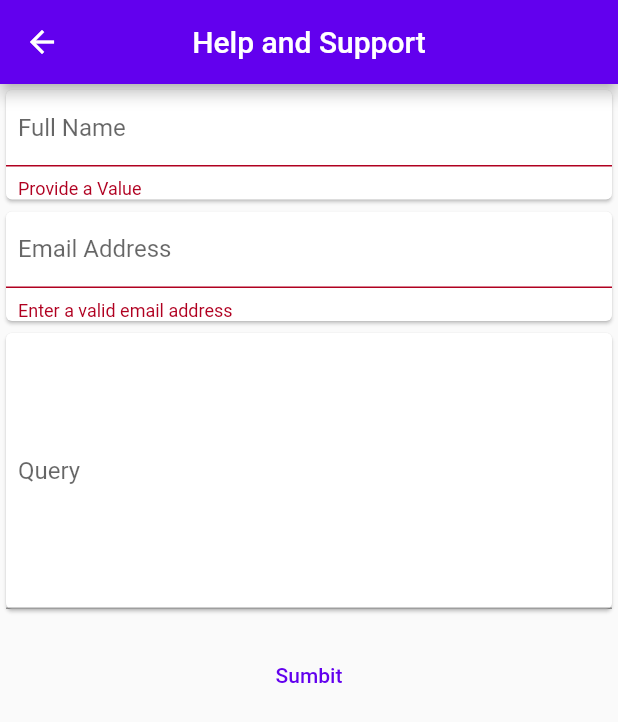
After one commit to Sauske05/alevelnotes-arun_updated, a Flutter app: the HelpSupport screen opened directly, after a tap on "Sumbit", on a phone screen of 412 x 824 dp. The commit adds this screen. Shown: the top 722 px of the screen. Run offline on Flutter 3.47's test engine with Material 2 defaults, Android fonts, the phone set to English and light mode, and no system bars; our stand-ins replace animated_splash_screen, cloud_firestore, connectivity_plus, dio, firebase_auth, firebase_core and 5 more; missing offline and left inert: syncfusion_flutter_pdfviewer; accounts and stored records are empty; network calls fail; Roboto replaces fonts that are missing (AkayaTelivigala).

Commit message:
Help support screen added

```diff
--- a/lib/main.dart
+++ b/lib/main.dart
@@ -15,10 +15,12 @@ import './screens/reader_screen_math.dart';
 void main() async {
   WidgetsFlutterBinding.ensureInitialized();
   await Firebase.initializeApp();
-  runApp(MyApp());
+  runApp(const MyApp());
 }
 
 class MyApp extends StatefulWidget {
+  const MyApp({Key? key}) : super(key: key);
+
   @override
   State<MyApp> createState() => _MyAppState();
 }
--- a/lib/root_app.dart
+++ b/lib/root_app.dart
@@ -55,6 +55,7 @@ class _RootAppState extends State<RootApp> {
 
   Widget getBody() {
     List<Widget> pages = [
+      // const HelpSupport(),
       const MyHomePage(),
       const FormulaScreen(),
       const Notes(),
--- /dev/null
+++ b/lib/screens/help_support.dart
@@ -0,0 +1,147 @@
+import 'package:flutter/material.dart';
+import 'package:cloud_firestore/cloud_firestore.dart';
+
+class HelpSupport extends StatefulWidget {
+  const HelpSupport({super.key});
+
+  @override
+  State<HelpSupport> createState() => _HelpSupportState();
+}
+
+class _HelpSupportState extends State<HelpSupport> {
+  final TextEditingController _namecontroller = TextEditingController();
+  final TextEditingController _emailcontroller = TextEditingController();
+  final TextEditingController _querycontroller = TextEditingController();
+  final email = FocusNode();
+  final query = FocusNode();
+  var userdetail = {
+    'name': '',
+    'email': '',
+    'query': """
+                    """,
+  };
+  void _saveform() async {
+    final validate = _formkey.currentState!.validate();
+    if (!validate) {
+      return;
+    }
+    _formkey.currentState!.save();
+    print(userdetail);
+    FirebaseFirestore.instance.collection('Usersdata').add({
+      'name': userdetail['name'],
+      'email': userdetail['email'],
+      'query': userdetail['query'],
+    });
+    _namecontroller.clear();
+    _emailcontroller.clear();
+    _querycontroller.clear();
+  }
+
+  String? validateEmail(String? value) {
+    String pattern =
+        r"^[a-zA-Z0-9.!#$%&'*+/=?^_`{|}~-]+@[a-zA-Z0-9](?:[a-zA-Z0-9-]"
+        r"{0,253}[a-zA-Z0-9])?(?:\.[a-zA-Z0-9](?:[a-zA-Z0-9-]"
+        r"{0,253}[a-zA-Z0-9])?)*$";
+    RegExp regex = RegExp(pattern);
+    if (value == null || value.isEmpty || !regex.hasMatch(value))
+      return 'Enter a valid email address';
+    else {
+      return null;
+    }
+  }
+
+  final _formkey = GlobalKey<FormState>();
+  @override
+  Widget build(BuildContext context) {
+    return Scaffold(
+      appBar: AppBar(
+        title: const Text('Help and Support'),
+        centerTitle: true,
+      ),
+      body: SingleChildScrollView(
+        child: Form(
+            key: _formkey,
+            child: Column(
+              children: [
+                Card(
+                  child: TextFormField(
+                    controller: _namecontroller,
+                    decoration: const InputDecoration(
+                        label: Text('Full Name'),
+                        hintText: 'Enter your full Name',
+                        contentPadding: EdgeInsets.all(8)),
+                    textInputAction: TextInputAction.done,
+                    onFieldSubmitted: (_) {
+                      FocusScope.of(context).requestFocus(email);
+                    },
+                    onSaved: (value) {
+                      userdetail['name'] = value!;
+                    },
+                    validator: (value) {
+                      if (value!.isEmpty) {
+                        return 'Provide a Value';
+                        // check for the regular expression.
+                      } else if (value.contains(RegExp(r'[0-9]'))) {
+                        return 'Enter a valid name.';
+                      }
+                      return null;
+                    },
+                  ),
+                ),
+                Card(
+                  child: TextFormField(
+                      // autovalidateMode: AutovalidateMode.,
+                      controller: _emailcontroller,
+                      focusNode: email,
+                      decoration: const InputDecoration(
+                        label: Text('Email Address'),
+                        hintText: 'Eg: demo123@gmail.com',
+                        contentPadding: EdgeInsets.all(8),
+                      ),
+                      textInputAction: TextInputAction.done,
+                      onFieldSubmitted: (_) {
+                        FocusScope.of(context).requestFocus(query);
+                      },
+                      onSaved: (value) {
+                        userdetail['email'] = value!;
+                      },
+                      validator: (value) => validateEmail(value)),
+                ),
+                Card(
+                  child: TextFormField(
+                    controller: _querycontroller,
+                    maxLines: 8,
+                    focusNode: query,
+                    decoration: const InputDecoration(
+                      label: Text('Query'),
+                      // hintText: 'Enter your full Name',
+                      contentPadding: EdgeInsets.all(8),
+                    ),
+                    textInputAction: TextInputAction.done,
+                    onSaved: ((newValue) {
+                      setState(() {
+                        userdetail['query'] = newValue!;
+                      });
+                    }),
+                    validator: (value) {
+                      if (!(value!.length > 10) && value.isNotEmpty) {
+                        return "Enter valid query of more then 10 characters!";
+                      }
+                      return null;
+                    },
+                  ),
+                ),
+                Padding(
+                  padding: const EdgeInsets.all(16),
+                  child: TextButton(
+                      onPressed: () {
+                        _saveform();
+                      },
+                      child: const Text('Sumbit')),
+                )
+              ],
+            )),
+      ),
+    );
+  }
+}
--- a/lib/uiwidgets/custom_title.dart
+++ b/lib/uiwidgets/custom_title.dart
@@ -1,5 +1,6 @@
 import 'dart:ui';
 
+import 'package:playstore_app/screens/help_support.dart';
 import 'package:playstore_app/theme/colors.dart';
 import 'package:playstore_app/theme/padding.dart';
 import 'package:flutter/material.dart';
```
